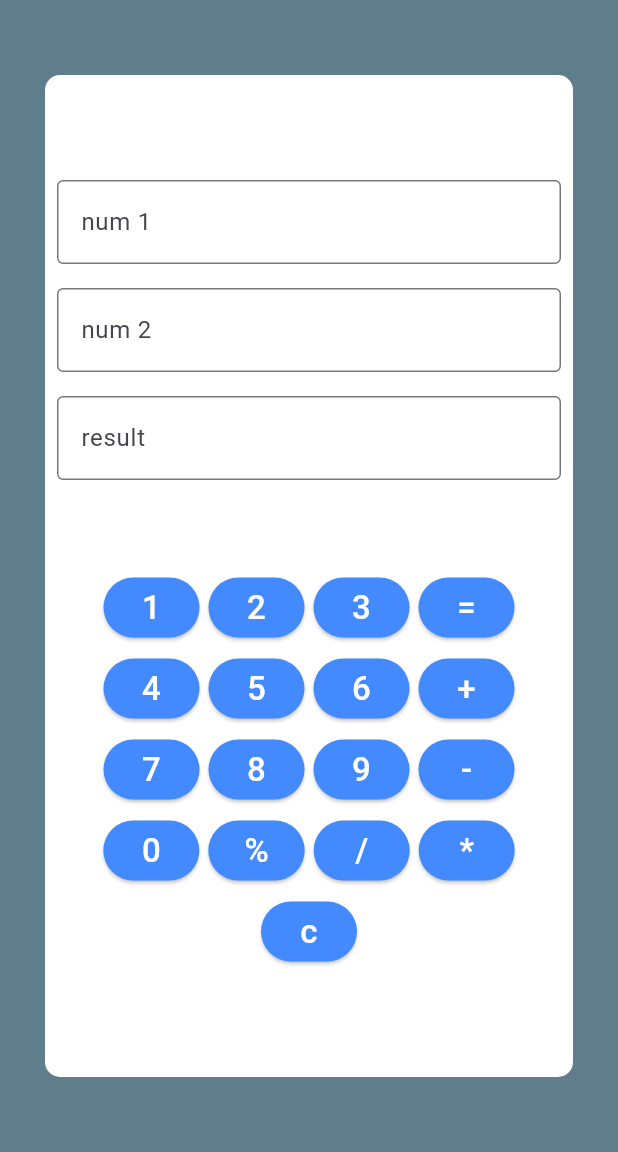
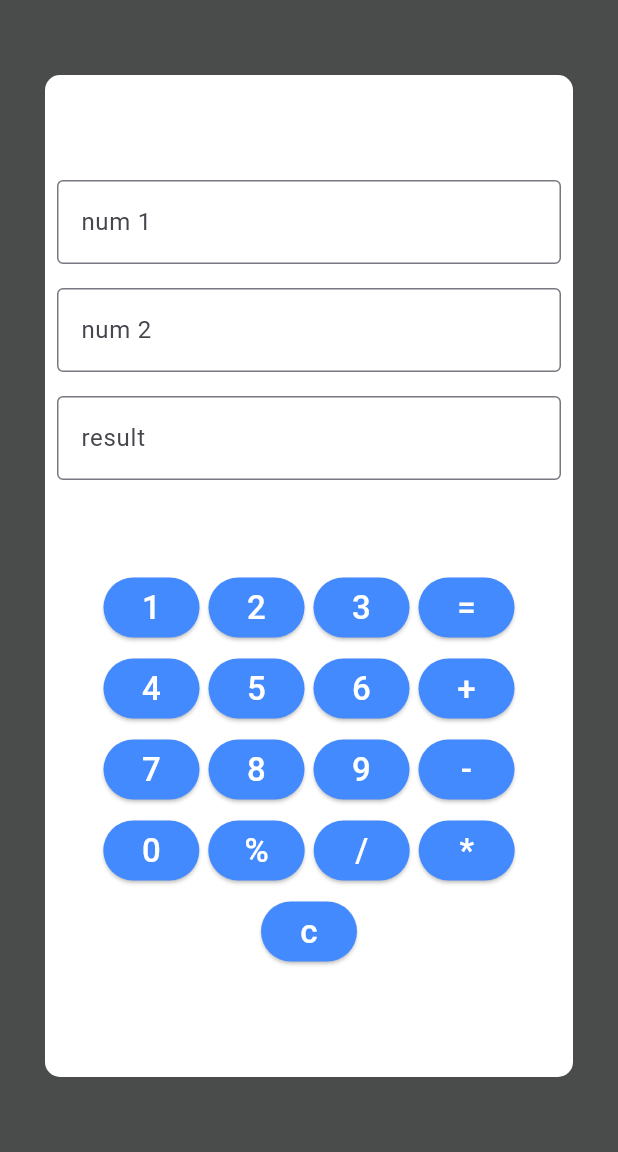
Before and after one commit to Sparsh261/Calculator_Flutter, a Flutter app: the screen it shows after launch, on a phone screen of 412 x 824 dp, the part 84-1236 px from its top. Run offline on Flutter 3.47's test engine with Material 3 defaults, Android fonts, the phone set to English and light mode, and no system bars.

Commit message:
Changed color

```diff
--- a/lib/main.dart
+++ b/lib/main.dart
@@ -114,7 +114,7 @@ class _MyHomePageState extends State<MyHomePage> {
       body: Container(
         padding: EdgeInsets.only(top: 50, bottom: 50, left: 30, right: 30),
 
-        color: Colors.blueGrey,
+        color: const Color.fromARGB(255, 74, 75, 75),
         child: Center(
           child: Container(
             padding: EdgeInsets.only(top: 0),
```
